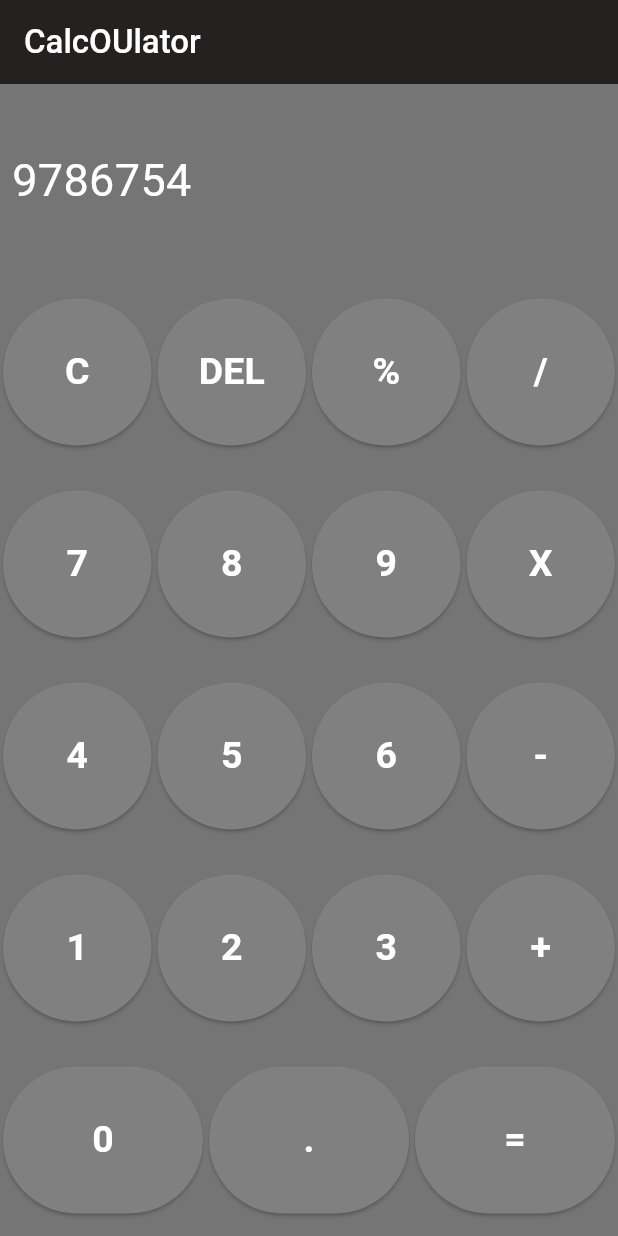
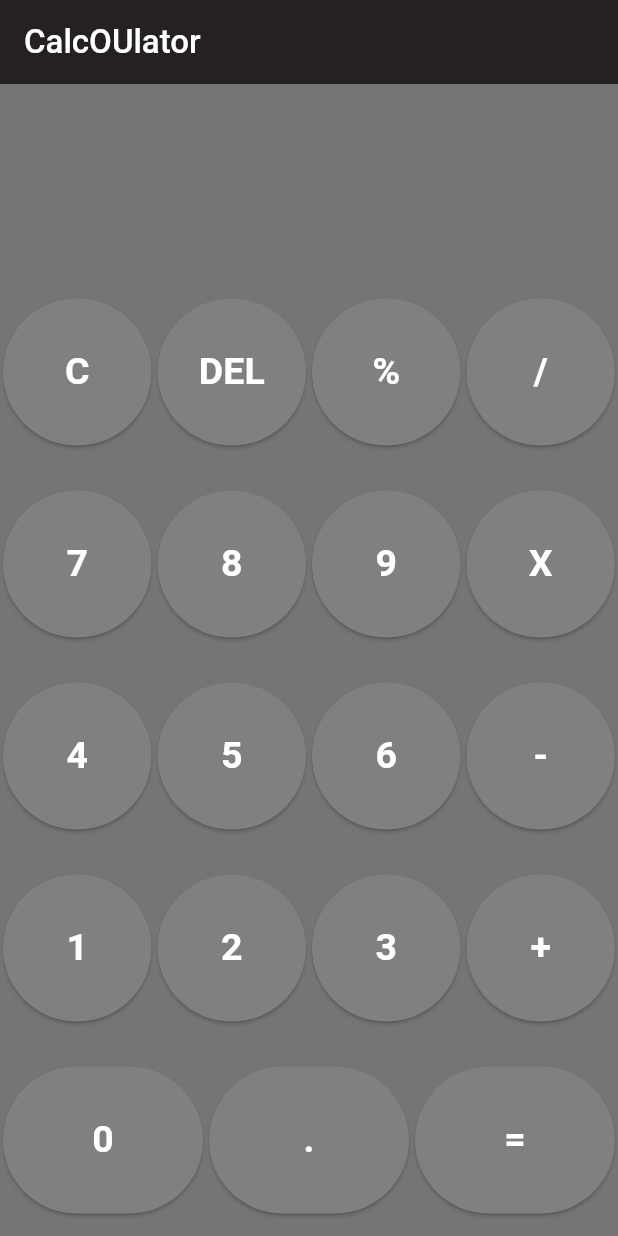
Before and after one commit to WidgetWiz/Flutter, a Flutter app: the screen it shows after launch, on a phone screen of 412 x 824 dp. Run offline on Flutter 3.47's test engine with Material 3 defaults, Android fonts, the phone set to English and light mode, and no system bars.

Commit message:
Calculator ui.final logic?

```diff
--- a/calculator/lib/calculatorButton.dart
+++ b/calculator/lib/calculatorButton.dart
@@ -1,15 +1,23 @@
 import 'package:flutter/material.dart';
+typedef buttonClick = void Function(String);
+class CalculatorButton extends StatelessWidget {
 
-class CalculatorButton extends StatelessWidget {
   final String title;
-  const CalculatorButton({super.key, required this.title});
+  buttonClick onButtonClick;
+    CalculatorButton({
+    super.key,
+    required this.title,
+    required this.onButtonClick
+  });
 
   @override
   Widget build(BuildContext context) {
     return Expanded(
       child: Container(
         margin: EdgeInsets.only(top: 15.0, bottom: 15.0, left: 2.0, right: 2.0),
-        child: ElevatedButton(onPressed: () {},
+        child: ElevatedButton(onPressed: () {
+          onButtonClick(title);
+        },
           style: ElevatedButton.styleFrom(
             backgroundColor: Color(0xff808080), // Set the background color to aqua
             padding: EdgeInsets.all(16.0), // Adjust padding as needed
--- a/calculator/lib/main.dart
+++ b/calculator/lib/main.dart
@@ -1,11 +1,21 @@
 import 'package:calculator/calculatorButton.dart';
 import 'package:flutter/material.dart';
+import 'package:flutter/rendering.dart';
 
 void main() {
-  runApp(MySimpleApp());
+  runApp(CalcOUlator());
 }
 
-class MySimpleApp extends StatelessWidget {
+class CalcOUlator extends StatefulWidget{
+
+  @override
+  State<CalcOUlator> createState() {
+    return CalcOUlatorState();
+  }
+}
+
+class CalcOUlatorState extends State<CalcOUlator>{
+  String result = "";
   @override
   Widget build(BuildContext context) {
     return MaterialApp(
@@ -14,7 +24,7 @@
           backgroundColor: Colors.black54,
           appBar: AppBar(
             backgroundColor: Color(0xff252121),
-          title: Text('CalcOUlator',
+            title: Text("CalcOUlator",
               style: TextStyle(
                   fontWeight: FontWeight.w500,
                   color: Colors.white
@@ -28,7 +38,7 @@
                 child: Container(
                   alignment: Alignment.centerLeft,
                   margin: EdgeInsets.symmetric(horizontal: 8),
-                  child: Text("9786754",
+                  child: Text(result,
                     style: TextStyle(
                       fontSize: 30,
                       color: Colors.white,
@@ -41,10 +51,10 @@
                 child: Row(
                   crossAxisAlignment: CrossAxisAlignment.stretch,
                   children: [
-                    CalculatorButton(title: "C"),
-                    CalculatorButton(title: "DEL"),
-                    CalculatorButton(title: "%"),
-                    CalculatorButton(title: "/"),
+                    CalculatorButton(title: "C",onButtonClick: operatorClick,),
+                    CalculatorButton(title: "DEL",onButtonClick: operatorClick,),
+                    CalculatorButton(title: "%", onButtonClick: operatorClick,),
+                    CalculatorButton(title: "/", onButtonClick: operatorClick,),
                   ],
                 ),
               ),
@@ -52,10 +62,10 @@
                 child: Row(
                   crossAxisAlignment: CrossAxisAlignment.stretch,
                   children: [
-                    CalculatorButton(title: "7"),
-                    CalculatorButton(title: "8"),
-                    CalculatorButton(title: "9"),
-                    CalculatorButton(title: "X"),
+                    CalculatorButton(title: "7",onButtonClick: myOnClick,),
+                    CalculatorButton(title: "8",onButtonClick: myOnClick,),
+                    CalculatorButton(title: "9",onButtonClick: myOnClick,),
+                    CalculatorButton(title: "X",onButtonClick: operatorClick,),
                   ],
                 ),
               ),
@@ -63,10 +73,10 @@
                 child: Row(
                   crossAxisAlignment: CrossAxisAlignment.stretch,
                   children: [
-                    CalculatorButton(title: "4"),
-                    CalculatorButton(title: "5"),
-                    CalculatorButton(title: "6"),
-                    CalculatorButton(title: "-"),
+                    CalculatorButton(title: "4",onButtonClick: myOnClick,),
+                    CalculatorButton(title: "5",onButtonClick: myOnClick,),
+                    CalculatorButton(title: "6",onButtonClick: myOnClick,),
+                    CalculatorButton(title: "-",onButtonClick: operatorClick,),
                   ],
                 ),
               ),
@@ -74,10 +84,10 @@
                 child: Row(
                   crossAxisAlignment: CrossAxisAlignment.stretch,
                   children: [
-                    CalculatorButton(title: "1"),
-                    CalculatorButton(title: "2"),
-                    CalculatorButton(title: "3"),
-                    CalculatorButton(title: "+"),
+                    CalculatorButton(title: "1",onButtonClick: myOnClick,),
+                    CalculatorButton(title: "2",onButtonClick: myOnClick,),
+                    CalculatorButton(title: "3",onButtonClick: myOnClick,),
+                    CalculatorButton(title: "+",onButtonClick: operatorClick,),
                   ],
                 ),
               ),
@@ -85,10 +95,9 @@
                 child: Row(
                   crossAxisAlignment: CrossAxisAlignment.stretch,
                   children: [
-                    CalculatorButton(title: "0"),
-
-                    CalculatorButton(title: "."),
-                    CalculatorButton(title: "="),
+                    CalculatorButton(title: "0",onButtonClick: myOnClick,),
+                    CalculatorButton(title: ".",onButtonClick: myOnClick,),
+                    CalculatorButton(title: "=",onButtonClick: equalClick,),
                   ],
                 ),
               ),
@@ -97,5 +106,75 @@
           )
       ),
     );
+
+  }
+
+  myOnClick(String title) {
+    print (title);
+    setState(() {
+      result+= title;
+    });
+
+  }
+
+  String savedNumber = "";
+  String savedOperator = "";
+
+  operatorClick(String operator) {
+    String savedNumber = "";
+    String savedOperator = "";
+
+      if(savedNumber.isEmpty){
+        savedNumber = result;
+        savedOperator = operator;
+        setState(() {
+          result = "";
+        });
+      }
+      else{
+        var lhs = savedNumber;
+        var rhs = result;
+        var res = calculate(lhs, operator, rhs);
+        savedNumber = res;
+
+        setState(() {
+          result= "";
+        });
+
+      }
+
+  }
+
+  equalClick(String operator){
+    var lhs = savedNumber;
+    var rhs = result;
+
+    var res = calculate(lhs, operator, rhs);
+
+    result = res;
+
+    setState(() {
+      savedNumber = "";
+      savedOperator = "";
+    });
+  }
+  String calculate(String lhs, String operator, String rhs) {
+    double n1 = double.parse(lhs);
+    double n2 = double.parse(rhs);
+    var res = 0.0;
+    if(operator == "+"){
+      res = n1 + n2;
+    }
+    else if(operator == "-"){
+      res = n1 - n2;
+    }
+    else if(operator == "X"){
+      res = n1 * n2;
+    }
+    else if(operator == "/"){
+      res = n1 / n2;
+    }
+    return "$res";
+
   }
 }
```
Lines whose indentation alone changed are shown as unchanged.
